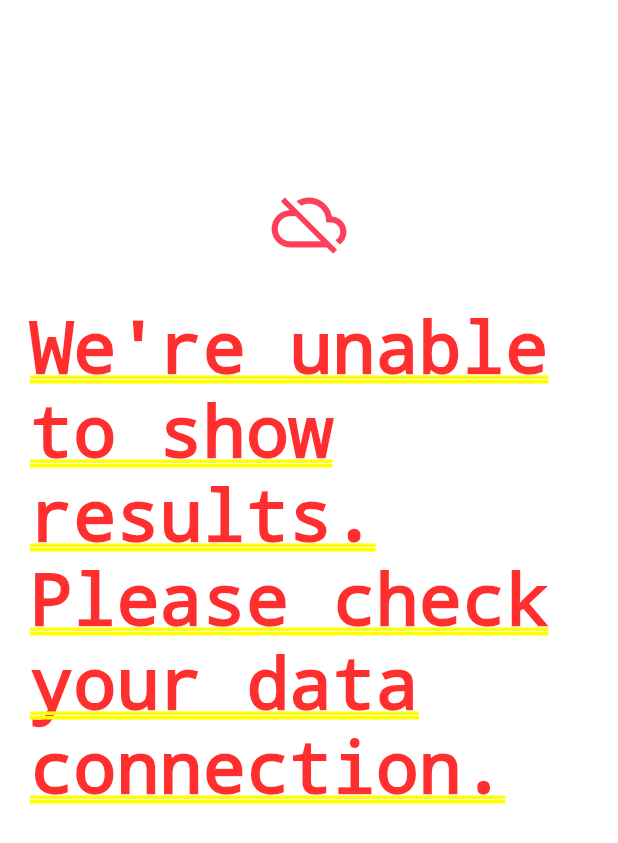
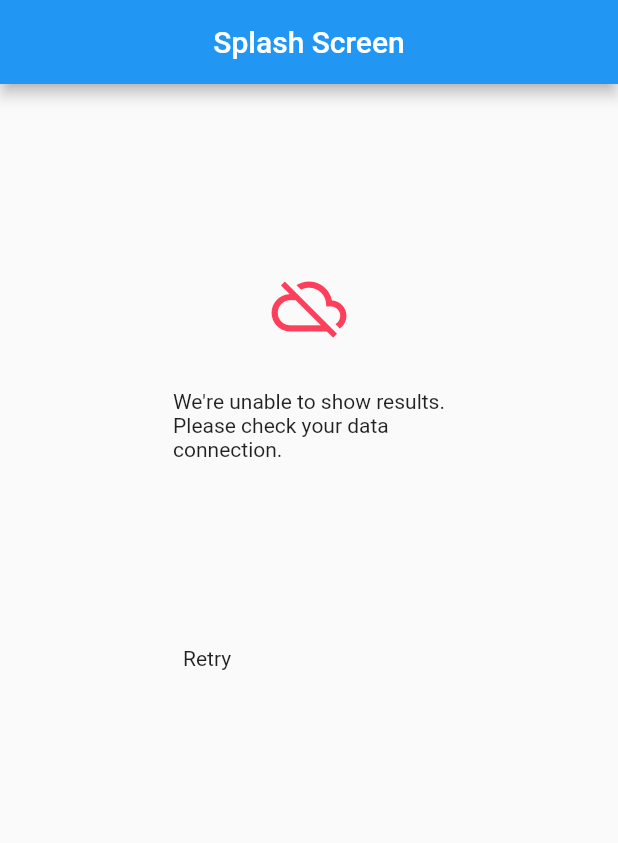
Before and after one commit to atik-sabuj/getx_mvvm, a Flutter app: the screen it shows after launch, on a phone screen of 412 x 824 dp. Shown: the top 843 px of the screen. Run offline on Flutter 3.47's test engine with Material 2 defaults, Android fonts, the phone set to English and light mode, and no system bars; our stand-ins replace fluttertoast, get.

Commit message:
Life Time Reusable Components #6

```diff
--- a/lib/res/components/internet_exceptions_widget.dart
+++ b/lib/res/components/internet_exceptions_widget.dart
@@ -27,6 +27,14 @@
             child: Center(child: Text('internet_exception'.tr)),
           ),
           SizedBox(height: height * .15,),
+
+          Container(
+            height: 44,
+            width: 168,
+            decoration: BoxDecoration(
+            ),
+            child: Text('Retry'),
+          ),
         ],
       ),
     );
--- a/lib/view/splash_screen.dart
+++ b/lib/view/splash_screen.dart
@@ -15,16 +15,12 @@
 class _SplashScreenState extends State<SplashScreen> {
   @override
   Widget build(BuildContext context) {
-    return InternetExceptionWidget();
-
-/*    return Scaffold(
+    return Scaffold(
       appBar: AppBar(
         title: Text('Splash Screen'),
         centerTitle: true,
       ),
-      body: Image(
-        image: AssetImage(ImageAssets.splashScreen),
-      ),
-    );*/
+      body: InternetExceptionWidget(),
+    );
   }
 }
```
